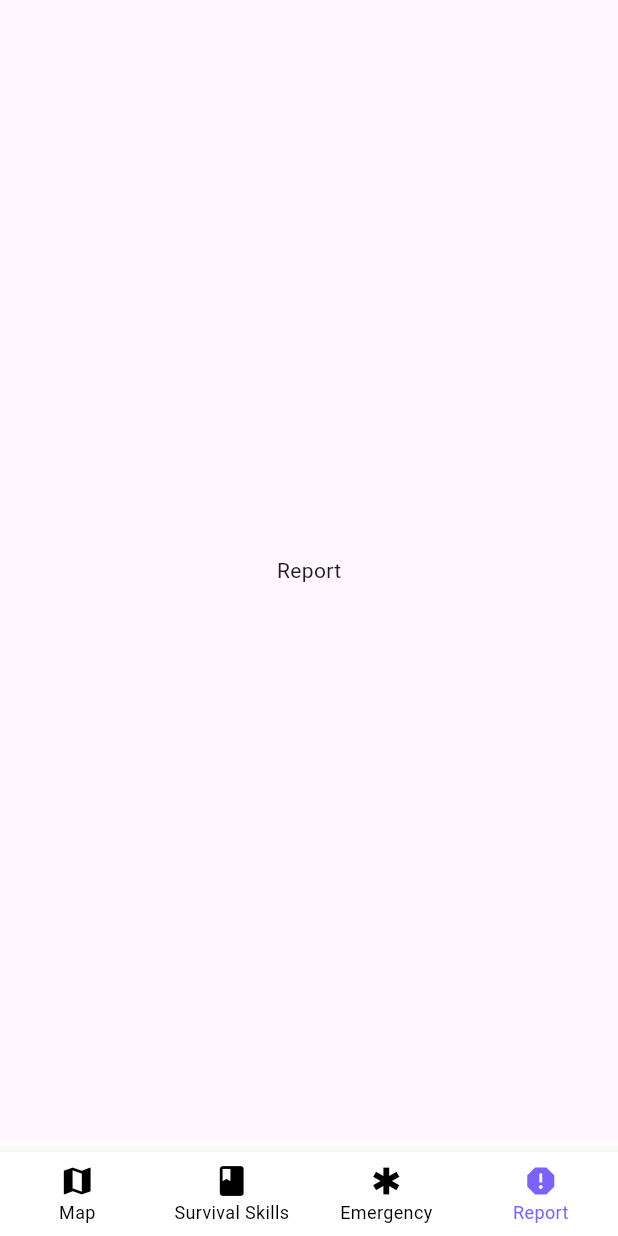
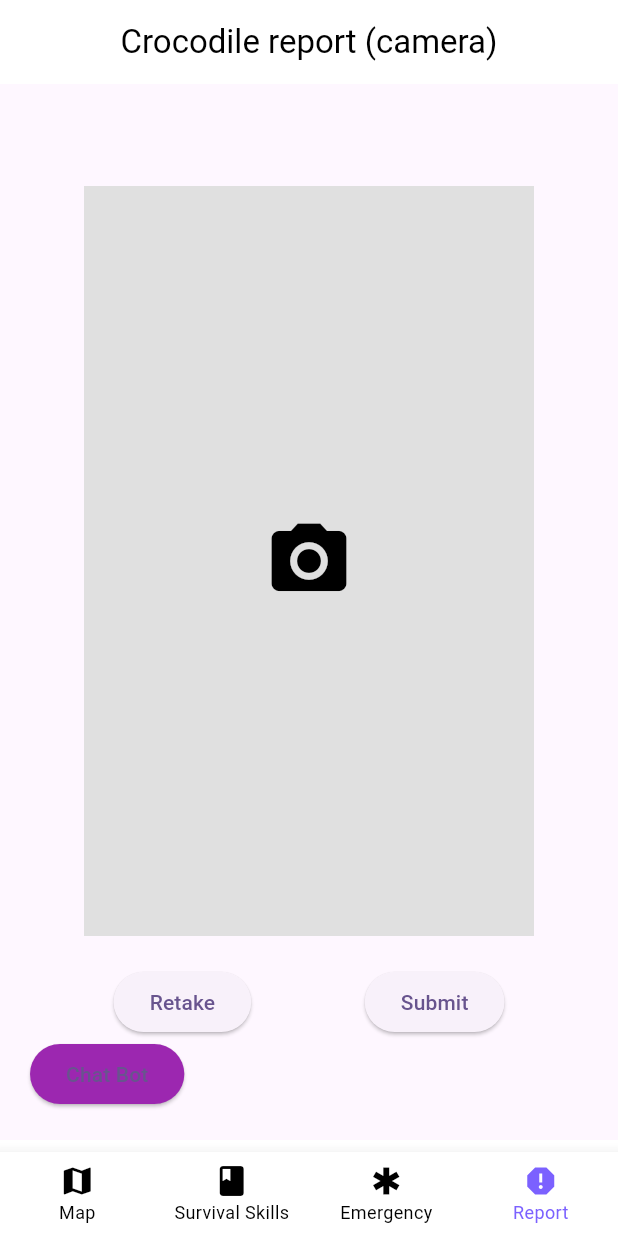
Before and after one commit to s376782/CrocsNT, a Flutter app: the screen it shows after launch, item 4 of the bottom bar chosen, on a phone screen of 412 x 824 dp. Run offline on Flutter 3.47's test engine with Material 3 defaults, Android fonts, the phone set to English and light mode, and no system bars; our stand-ins replace google_maps_flutter.

Commit message:
ADDED report_screen functions.

```diff
--- a/lib/screens/report_screen.dart
+++ b/lib/screens/report_screen.dart
@@ -4,5 +4,73 @@ class ReportScreen extends StatelessWidget {
   const ReportScreen({super.key});
 
   @override
-  Widget build(BuildContext context) => const Center(child: Text('Report'));
+  Widget build(BuildContext context) {
+    return Scaffold(
+      appBar: AppBar(
+        title: const Text('Crocodile report (camera)'),
+        centerTitle: true,
+        backgroundColor: Colors.white,
+        foregroundColor: Colors.black,
+      ),
+      body: Stack(
+        children: [
+          // Main content in the center of the screen
+          Center(
+            child: Column(
+              mainAxisAlignment: MainAxisAlignment.center,
+              children: [
+                // Enlarged camera capture box
+                Container(
+                  height: 500, // Increased height for the camera area
+                  width: 300,
+                  color: Colors.grey[300],
+                  child: Icon(Icons.camera_alt, size: 60, color: Colors.black),
+                ),
+                const SizedBox(height: 20),
+                // Camera buttons (Retake/Submit) under the camera box
+                Row(
+                  mainAxisAlignment: MainAxisAlignment.spaceEvenly,
+                  children: [
+                    ElevatedButton(
+                      onPressed: () {
+                        // Retake image action
+                      },
+                      child: const Text('Retake'),
+                    ),
+                    ElevatedButton(
+                      onPressed: () {
+                        // Submit image action
+                      },
+                      child: const Text('Submit'),
+                    ),
+                  ],
+                ),
+              ],
+            ),
+          ),
+          // Positioned Chat Bot button at the bottom left
+          Positioned(
+            bottom: 20,
+            left: 20,
+            child: ElevatedButton(
+              onPressed: () {
+                // Chat bot action
+              },
+              child: const Text('Chat Bot'),
+              style: ElevatedButton.styleFrom(
+                shape: const StadiumBorder(),
+                backgroundColor: Colors.purple,
+              ),
+            ),
+          ),
+        ],
+      ),
+    );
+  }
 }
+
+void main() {
+  runApp(const MaterialApp(
+    home: ReportScreen(),
+  ));
+}
```
